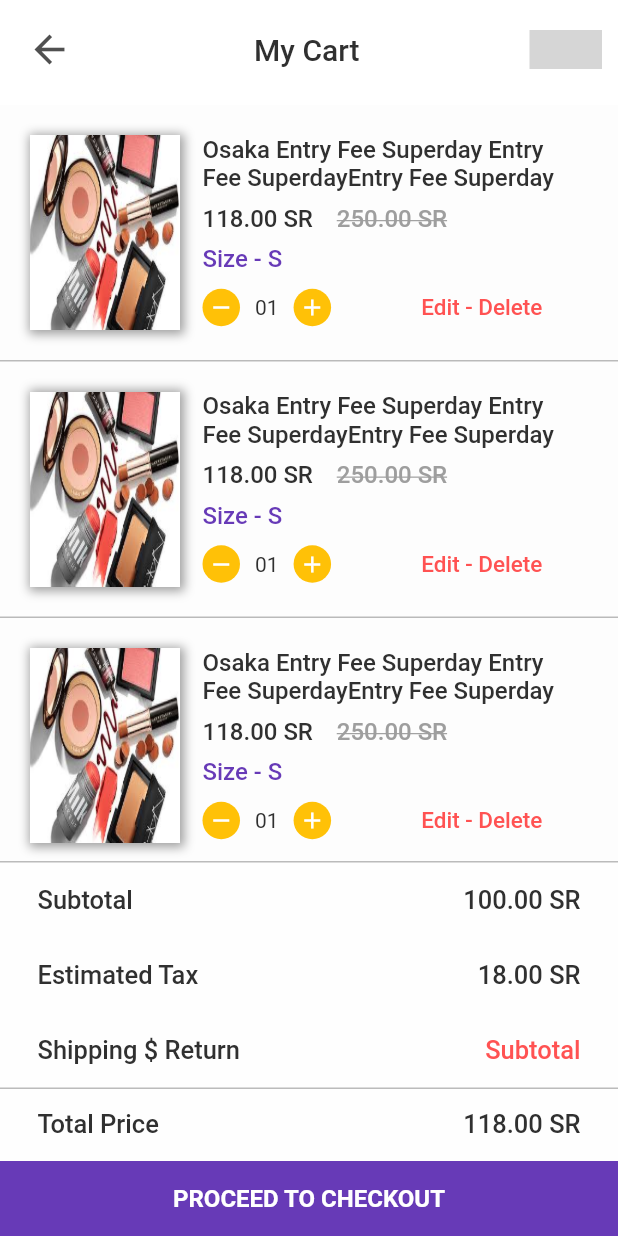
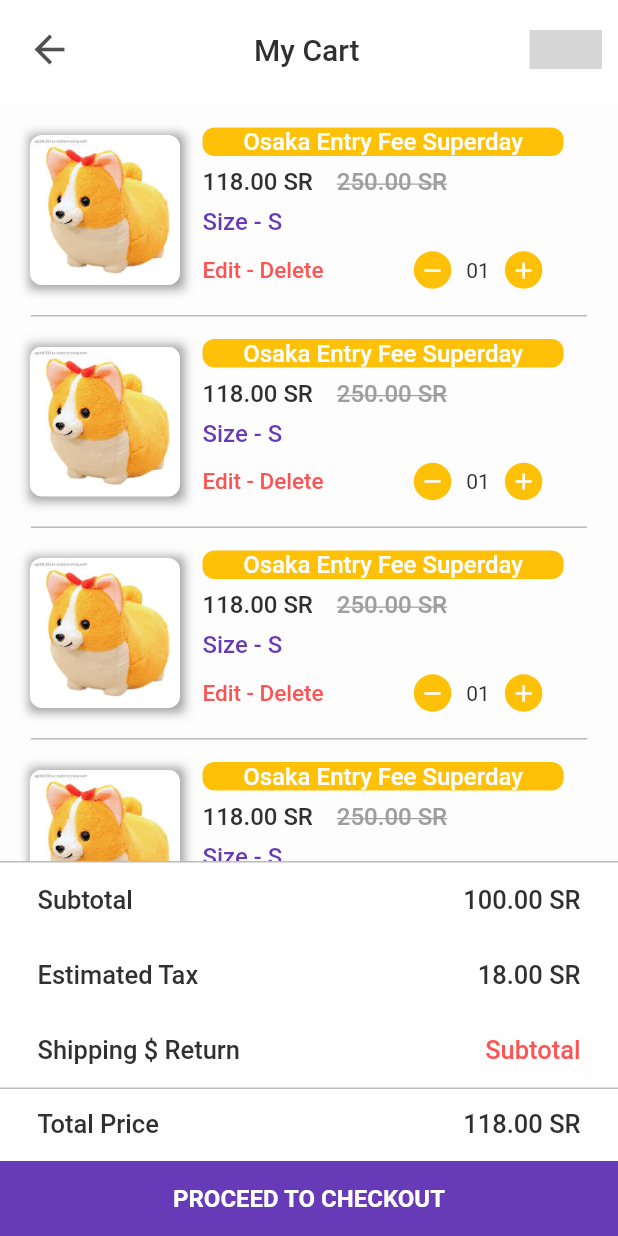
Before and after one commit to Subhe93/hodhod-mart, a Flutter app: the MyCart screen opened directly, on a phone screen of 412 x 824 dp. Run offline on Flutter 3.47's test engine with Material 2 defaults, Android fonts, the phone set to English and light mode, and no system bars; our stand-ins replace circular_check_box, country_code_picker, flutter_rating_bar, flutter_signin_button, flutter_svg, flutter_swiper and 1 more; missing offline and left inert: flutter_statusbarcolor; project files that could hold a hidden picture were left out; grey boxes are pictures that could not be loaded.

```diff
--- a/lib/screens/my_account/account_information/body.dart
+++ b/lib/screens/my_account/account_information/body.dart
@@ -42,8 +42,8 @@ class _AccountInfoBodyState extends State<AccountInfoBody> {
                       borderRadius: BorderRadius.circular(70),
                       child: Image.asset(
                         'assets/profile.png',
-                        width: 140,
-                        height: 140,
+                        width: 100,
+                        height: 100,
                         fit: BoxFit.fill,
                       ),
                     ),
--- a/lib/screens/my_account/body.dart
+++ b/lib/screens/my_account/body.dart
@@ -28,7 +28,7 @@ class _MyAccountBodyState extends State<MyAccountBody> {
                   children: [
                     Container(
                       margin: EdgeInsets.only(top: 10),
-                      height: 220,
+                      height: 180,
                       width: MediaQuery.of(context).size.width,
                       child: Column(
                         mainAxisAlignment: MainAxisAlignment.start,
@@ -52,8 +52,8 @@ class _MyAccountBodyState extends State<MyAccountBody> {
                                 borderRadius: BorderRadius.circular(70),
                                 child: Image.asset(
                                   'assets/profile.png',
-                                  width: 140,
-                                  height: 140,
+                                  width: 100,
+                                  height: 100,
                                   fit: BoxFit.fill,
                                 ),
                               ),
--- a/lib/screens/my_cart/body.dart
+++ b/lib/screens/my_cart/body.dart
@@ -34,6 +34,7 @@ class _MyCartBodyState extends State<MyCartBody> {
                             height: 1,
                             child: Container (
                               color: Colors.grey.withOpacity(0.7),
+                              width: MediaQuery.of(context).size.width*0.9,
                             ),
                           ),
                         ],
--- a/lib/screens/my_cart/cart_card.dart
+++ b/lib/screens/my_cart/cart_card.dart
@@ -12,7 +12,7 @@ class _CartCardState extends State<CartCard> {
     return Container(
       child: Container (
         padding: EdgeInsets.fromLTRB(20, 0, 20, 0),
-        height: 170,
+        height: 140,
         child: Row (
           crossAxisAlignment: CrossAxisAlignment.center,
           mainAxisAlignment: MainAxisAlignment.start,
@@ -30,32 +30,38 @@ class _CartCardState extends State<CartCard> {
                       )
                     ]
                 ),
+                child: ClipRRect(
+                  borderRadius: BorderRadius.circular(8.0),
                   child: Image.asset(
-                  'assets/m2.jpeg',
-                  height: 130,
+                    'assets/toy4.jpeg',
+                    height: 100,
                     width: 100,
                     fit: BoxFit.fill,),
+                ),
               ),
             ),
             Flexible(
               flex: 5,
               child: Container(
                 margin: EdgeInsets.fromLTRB(15, 0, 10, 0),
-                height: 130,
+                height: 110,
                 child: Column (
                   mainAxisAlignment: MainAxisAlignment.spaceBetween,
                   crossAxisAlignment: CrossAxisAlignment.start,
                   children: [
                     Container(
+                      decoration: BoxDecoration(borderRadius: BorderRadius.circular(8.0),color:  Colors.amber),
                       width: MediaQuery.of(context).size.width * 0.6,
+                      child: Center(
                         child: Text (
-                        'Osaka Entry Fee Superday Entry Fee SuperdayEntry Fee Superday',
+                          'Osaka Entry Fee Superday',
                           maxLines: 2,
                           overflow: TextOverflow.ellipsis,
                           style: TextStyle (
-                            color: kTextColor,
+                              color: Colors.white,
                               fontWeight: FontWeight.w500,
                               fontSize: 16
+                          ),
                         ),
                       ),
                     ),
@@ -93,6 +99,38 @@ class _CartCardState extends State<CartCard> {
                       child: Row (
                         mainAxisAlignment: MainAxisAlignment.spaceBetween,
                         children: [
+                          Row (
+                            mainAxisAlignment: MainAxisAlignment.end,
+                            children: [
+                              InkWell (
+                                child: Text (
+                                  'Edit',
+                                  style: TextStyle (
+                                    color: Colors.redAccent,
+                                    fontSize: 15,
+                                    fontWeight: FontWeight.w500,
+                                  ),
+                                ),
+                              ),
+                              Text (' - ',
+                                style: TextStyle (
+                                  color: Colors.redAccent,
+                                  fontSize: 15,
+                                  fontWeight: FontWeight.w500,
+                                ),),
+                              InkWell (
+                                child: Text (
+                                  'Delete',
+                                  style: TextStyle (
+                                    color: Colors.redAccent,
+                                    fontSize: 15,
+                                    fontWeight: FontWeight.w500,
+                                  ),
+                                ),
+                              ),
+                            ],
+                          ),
+                          SizedBox (width: MediaQuery.of(context).size.width * 0.05,),
                           Row (
                             children: [
                               InkWell (
@@ -140,38 +178,8 @@ class _CartCardState extends State<CartCard> {
                               ),
                             ],
                           ),
-                          SizedBox (width: MediaQuery.of(context).size.width * 0.05,),
-                          Row (
-                            mainAxisAlignment: MainAxisAlignment.end,
-                            children: [
-                              InkWell (
-                                child: Text (
-                                  'Edit',
-                                  style: TextStyle (
-                                    color: Colors.redAccent,
-                                    fontSize: 15,
-                                    fontWeight: FontWeight.w500,
-                                  ),
-                                ),
-                              ),
-                              Text (' - ',
-                                style: TextStyle (
-                                  color: Colors.redAccent,
-                                  fontSize: 15,
-                                  fontWeight: FontWeight.w500,
-                                ),),
-                              InkWell (
-                                child: Text (
-                                  'Delete',
-                                  style: TextStyle (
-                                    color: Colors.redAccent,
-                                    fontSize: 15,
-                                    fontWeight: FontWeight.w500,
-                                  ),
-                                ),
-                              ),
-                            ],
-                          ),
+
+
                         ],
                       ),
                     )
--- a/lib/screens/signIn.dart
+++ b/lib/screens/signIn.dart
@@ -55,7 +55,10 @@ class SignIn extends StatelessWidget {
                               Icons.arrow_drop_down,
                             size: 20,
                             color: Colors.red,),
-                            CountryCodePicker (),
+                            CountryCodePicker (
+                              initialSelection: '+966',
+                              favorite: ['+966'],
+                            ),
                             SizedBox (width: 10,),
                             SizedBox (
                               child: Container (
--- a/lib/screens/sub_category/sub_categories.dart
+++ b/lib/screens/sub_category/sub_categories.dart
@@ -9,7 +9,7 @@ class SubCategories extends StatelessWidget {
   @override
   Widget build(BuildContext context) {
     return Container(
-      height: 150,
+      height: 140,
       width: MediaQuery.of(context).size.width,
       child: SubCategoriesList(subCategoryList: subCategoryList,),
     );
--- a/pubspec.yaml
+++ b/pubspec.yaml
@@ -36,6 +36,7 @@ dependencies:
   flutter_statusbarcolor: ^0.2.3
   timeline_tile: ^1.0.0
   circular_check_box: ^1.0.4
+
 
 dev_dependencies:
   flutter_test:
```
Also changed, not shown: lib/screens/homePage/components/category/category_card.dart (+4 -4 lines), lib/screens/homePage/components/collections/collection_card.dart (+54 -54 lines), lib/screens/homePage/components/home_body.dart (+4 -4 lines), lib/screens/sub_category/sub_category_card.dart (+35 -4 lines), 5 other files. Lines whose indentation alone changed are shown as unchanged.
